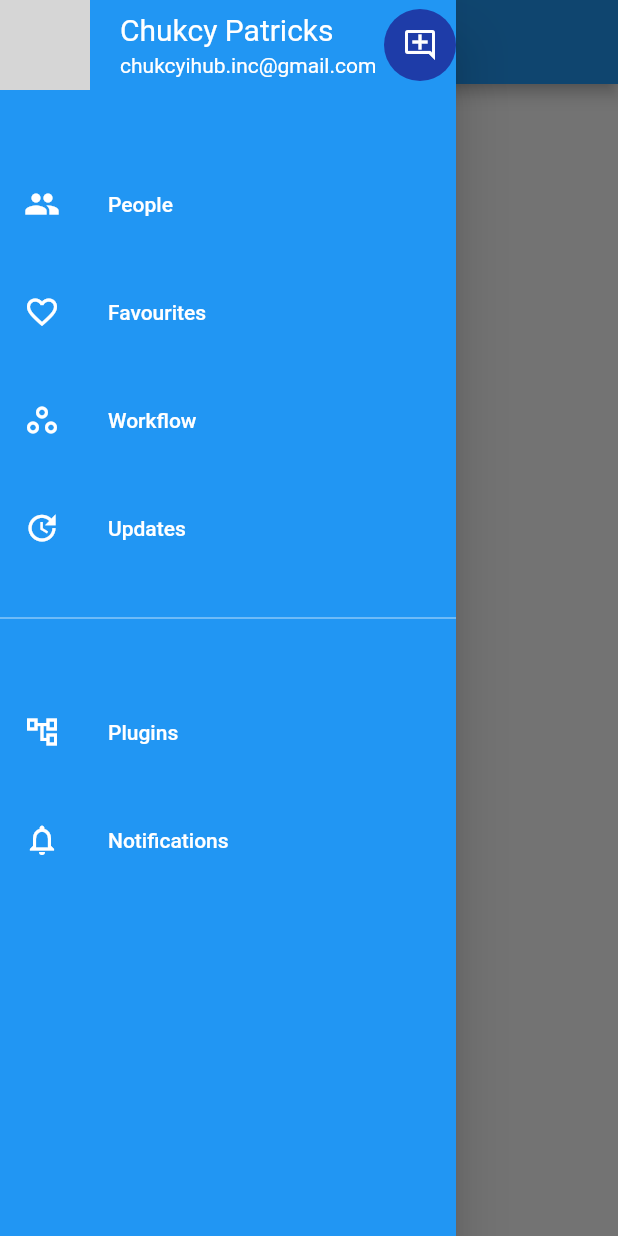
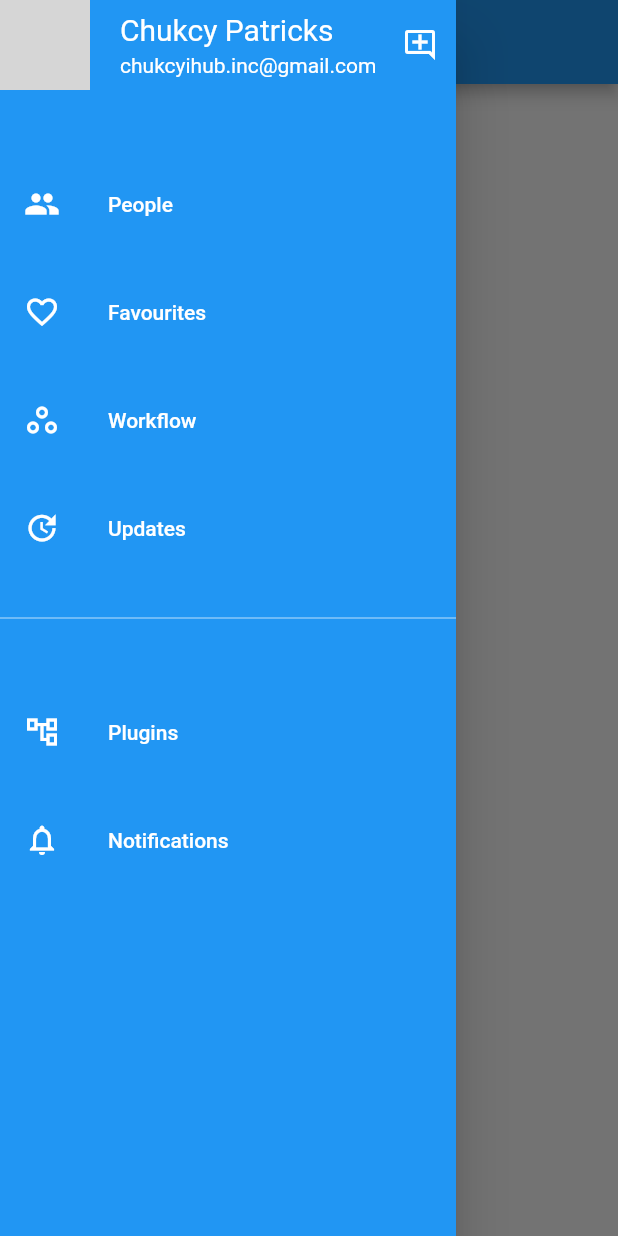
Before and after one commit to Chukcysax/myFlutterApps, a Flutter app: the screen it shows after launch, with the side drawer open, on a phone screen of 412 x 824 dp. Run offline on Flutter 3.47's test engine with Material 2 defaults, Android fonts, the phone set to English and light mode, and no system bars; network calls fail; grey boxes are pictures that could not be loaded.

Commit message:
Color cahnges

```diff
--- a/lib/main.dart
+++ b/lib/main.dart
@@ -130,7 +130,7 @@ Widget buildHeader({
             Spacer(),
             CircleAvatar(
               radius: 24,
-              backgroundColor: Color.fromRGBO(30, 60, 168, 1),
+              backgroundColor: Colors.blue,
               child: Icon(Icons.add_comment_outlined, color: Colors.white),
             )
           ],
```
